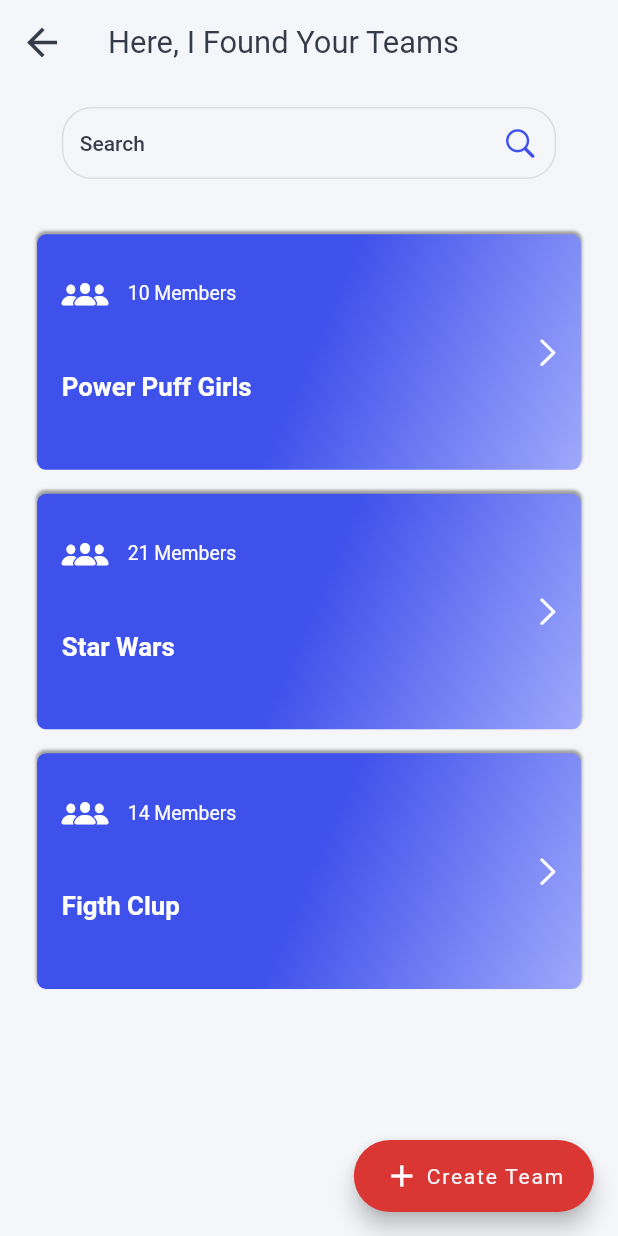
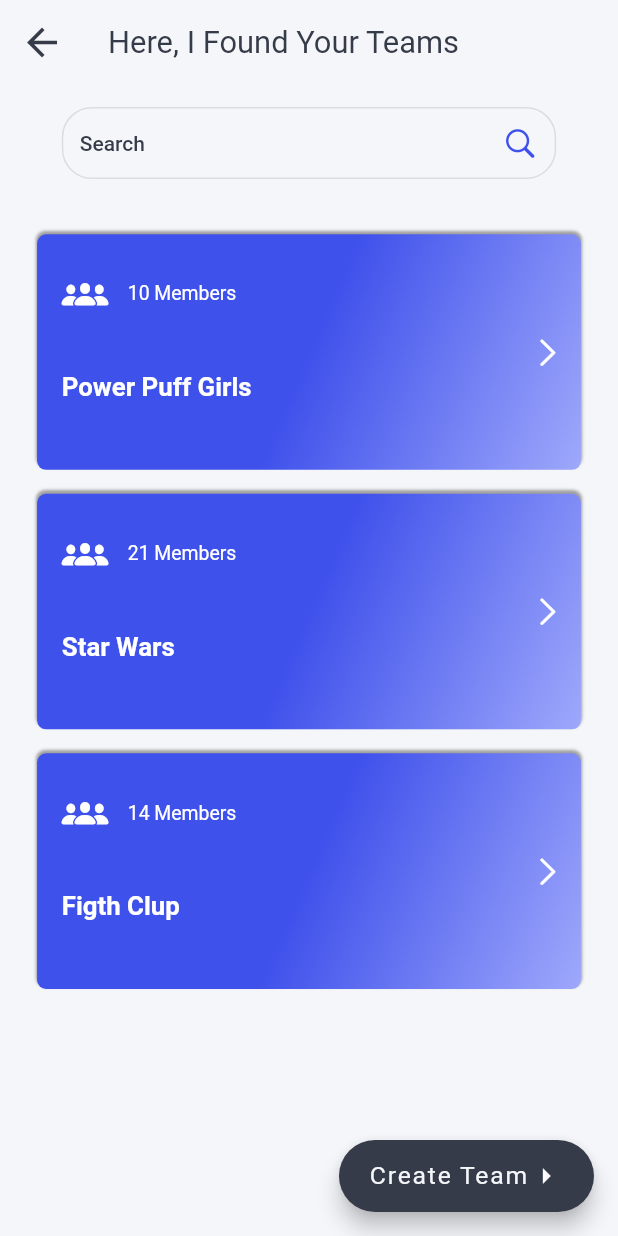
Before and after one commit to aytugsevgi/OnlineTeamManagement, a Flutter app: the TeamView screen opened directly, on a phone screen of 412 x 824 dp. Run offline on Flutter 3.47's test engine with Material 2 defaults, Android fonts, the light colour scheme and no system bars; our stand-ins replace cloud_firestore, firebase_auth, flushbar; missing offline and left inert: awesome_page_transitions; accounts and stored records are empty.

Commit message:
create Team

```diff
--- a/lib/main.dart
+++ b/lib/main.dart
@@ -2,6 +2,7 @@
 import 'package:online_team_management/controller/home_controller.dart';
 import 'package:online_team_management/controller/login_controller.dart';
 import 'package:online_team_management/controller/sign_up_controller.dart';
+import 'package:online_team_management/controller/team_controller.dart';
 import 'package:online_team_management/theme/theme.dart';
 import 'package:online_team_management/view/auth_view/login_view.dart';
 import 'package:online_team_management/view/home_view/home_view.dart';
@@ -14,6 +15,7 @@
       ChangeNotifierProvider(create: (context) => LoginController()),
       ChangeNotifierProvider(create: (context) => SignUpController()),
       ChangeNotifierProvider(create: (context) => HomeController()),
+      ChangeNotifierProvider(create: (context) => TeamController()),
     ],
     child: MyApp(),
   ));
--- a/lib/theme/theme.dart
+++ b/lib/theme/theme.dart
@@ -31,7 +31,7 @@
   hintColor: Color(0x8a000000),
   errorColor: Color(0xffd32f2f),
   floatingActionButtonTheme: FloatingActionButtonThemeData(
-    backgroundColor: Color(0xFFD93634),
+    backgroundColor: Color(0xff353b48),
   ),
   bottomAppBarTheme: BottomAppBarTheme(),
   appBarTheme: AppBarTheme(
--- a/lib/view/team_view/team_view.dart
+++ b/lib/view/team_view/team_view.dart
@@ -1,3 +1,4 @@
+import 'package:awesome_page_transitions/awesome_page_transitions.dart';
 import 'package:flutter/cupertino.dart';
 import 'package:flutter/material.dart';
 import 'package:online_team_management/util/extension.dart';
@@ -9,30 +10,6 @@
   Widget build(BuildContext context) {
     return Scaffold(
       backgroundColor: context.themeData.primaryColorLight,
-      floatingActionButton: FloatingActionButton.extended(
-        onPressed: () {
-          Navigator.of(context).push(
-            MaterialPageRoute(
-              builder: (context) => CreateTeamView(),
-            ),
-          );
-        },
-        label: Row(
-          children: [
-            Icon(Icons.add),
-            SizedBox(
-              width: 4,
-            ),
-            Text(
-              "Create Team",
-              textAlign: TextAlign.center,
-              style: TextStyle(
-                color: context.themeData.primaryColorLight,
-              ),
-            ),
-          ],
-        ),
-      ),
       appBar: AppBar(
         elevation: 0,
         centerTitle: false,
@@ -44,6 +21,28 @@
               fontSize: context.dynamicWidth(0.05)),
         ),
       ),
+      floatingActionButton: FloatingActionButton.extended(
+          onPressed: () {
+            Navigator.push(
+                context,
+                AwesomePageRoute(
+                    transitionDuration: Duration(milliseconds: 400),
+                    exitPage: TeamView(),
+                    enterPage: CreateTeamView(),
+                    transition: CubeTransition()));
+          },
+          label: Row(
+            children: [
+              Text(
+                "Create Team",
+                textAlign: TextAlign.center,
+                style: TextStyle(
+                    color: context.themeData.primaryColorLight,
+                    fontSize: context.dynamicWidth(0.04)),
+              ),
+              Icon(Icons.arrow_right),
+            ],
+          )),
       body: Column(
         children: <Widget>[
           Spacer(flex: 2),
--- a/pubspec.yaml
+++ b/pubspec.yaml
@@ -35,6 +35,7 @@
   provider: ^4.3.2+2
   flushbar: ^1.10.4
 
+  awesome_page_transitions: ^1.0.0
 dev_dependencies:
   flutter_test:
     sdk: flutter
```
Also changed, not shown: pubspec.lock.
